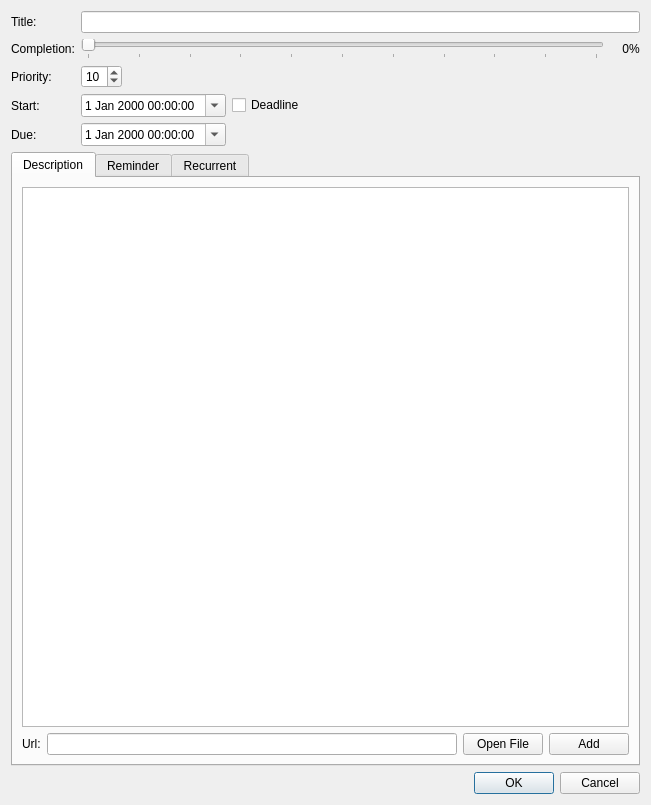
Before: the Qt Designer form src/todocalendar/ui/taskdialog.ui in anetczuk/hanlendar, drawn with Qt 5.
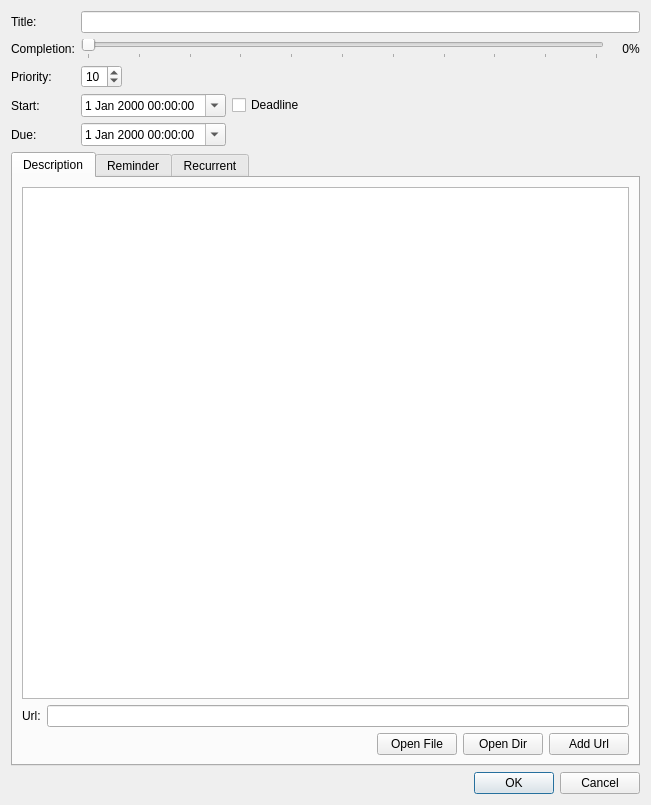
After: the same form once the commit is applied. Custom widgets are drawn as their Qt base class.

Commit message: Add "Open Dir" button

What changed in the file:
```diff
--- a/src/todocalendar/ui/taskdialog.ui
+++ b/src/todocalendar/ui/taskdialog.ui
@@ -225,6 +225,26 @@
          <item>
           <widget class="QLineEdit" name="urlEdit"/>
          </item>
+        </layout>
+       </item>
+       <item>
+        <layout class="QHBoxLayout" name="horizontalLayout_6">
+         <property name="topMargin">
+          <number>0</number>
+         </property>
+         <item>
+          <spacer name="horizontalSpacer_4">
+           <property name="orientation">
+            <enum>Qt::Horizontal</enum>
+           </property>
+           <property name="sizeHint" stdset="0">
+            <size>
+             <width>40</width>
+             <height>20</height>
+            </size>
+           </property>
+          </spacer>
+         </item>
          <item>
           <widget class="QPushButton" name="openLocalFilePB">
            <property name="text">
@@ -232,10 +252,17 @@
            </property>
           </widget>
          </item>
+         <item>
+          <widget class="QPushButton" name="openLocalDirPB">
+           <property name="text">
+            <string>Open Dir</string>
+           </property>
+          </widget>
+         </item>
          <item>
           <widget class="QPushButton" name="addUrlPB">
            <property name="text">
-            <string>Add</string>
+            <string>Add Url</string>
            </property>
           </widget>
          </item>
```
The commit also changes 1 other file.
